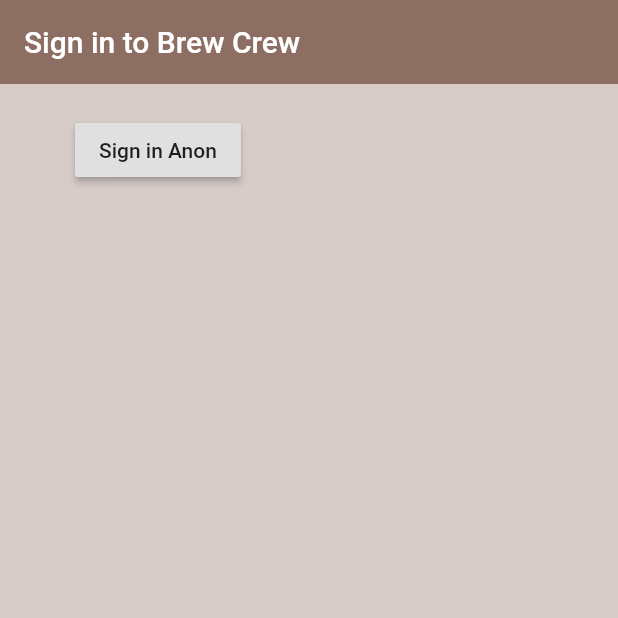
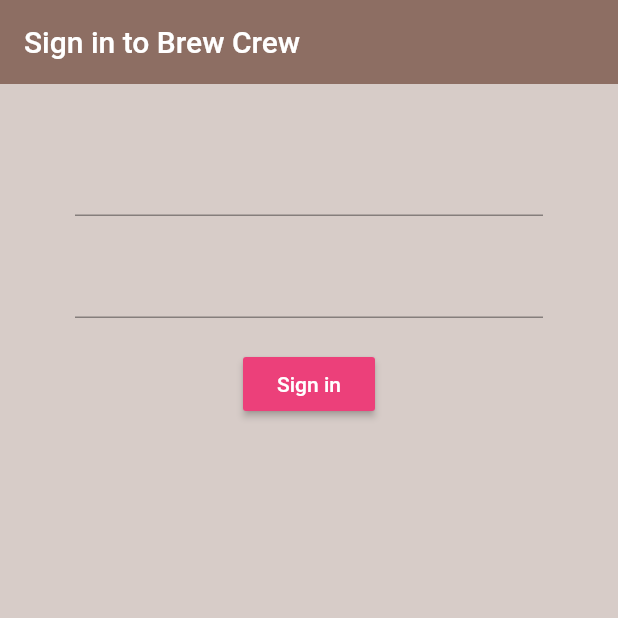
Before and after one commit to mouhsineelachbi/brew_crew, a Flutter app: the screen it shows after launch, on a phone screen of 412 x 824 dp, the top half of it. Run offline on Flutter 3.47's test engine with Material 2 defaults, Android fonts, the phone set to English and light mode, and no system bars; our stand-ins replace firebase_auth; accounts and stored records are empty.

Commit message:
making sign in widget with 2 text fields one for email and the other for password and a button to submit

```diff
--- a/lib/screens/authenticate/sign_in.dart
+++ b/lib/screens/authenticate/sign_in.dart
@@ -11,6 +11,10 @@ class _SignInState extends State<SignIn> {
 
   final AuthService _auth = AuthService();
 
+  //  Text filed state
+  String email = "";
+  String password = "";
+
   @override
   Widget build(BuildContext context) {
     return Scaffold(
@@ -22,19 +26,42 @@ class _SignInState extends State<SignIn> {
       ),
       body: Container(
         padding: EdgeInsets.symmetric(vertical: 20.0, horizontal: 50.0),
-        child: RaisedButton(
-          child: Text('Sign in Anon'),
-          onPressed: () async {
-            dynamic result = await _auth.signInAnon();
-            if(result == null){
-              print('can\'t Sign in');
-            }
-            else {
-              print('Signed in');
-              print(result.uid);
-            }
-          },
-        ),
+        child: Form(
+          child: Column(
+            children: [
+              SizedBox(height: 20.0),
+              TextFormField(
+                onChanged: (val) {
+                  setState(() {
+                    email = val;
+                  });
+                },
+              ),
+              SizedBox(height: 20.0),
+              TextFormField(
+                obscureText: true,
+                onChanged: (val) {
+                  setState(() {
+                    password = val;
+                  });
+                },
+              ),
+              SizedBox(height: 20.0),
+              RaisedButton(
+                onPressed: () async {
+                  print('Email : $email and Password is : $password ');
+                },
+                color: Colors.pink[400],
+                child: Text(
+                  "Sign in",
+                  style: TextStyle(
+                      color: Colors.white,
+                  ),
+                ),
+              ),
+            ],
+          ),
+        )
       ),
     );
   }
```
